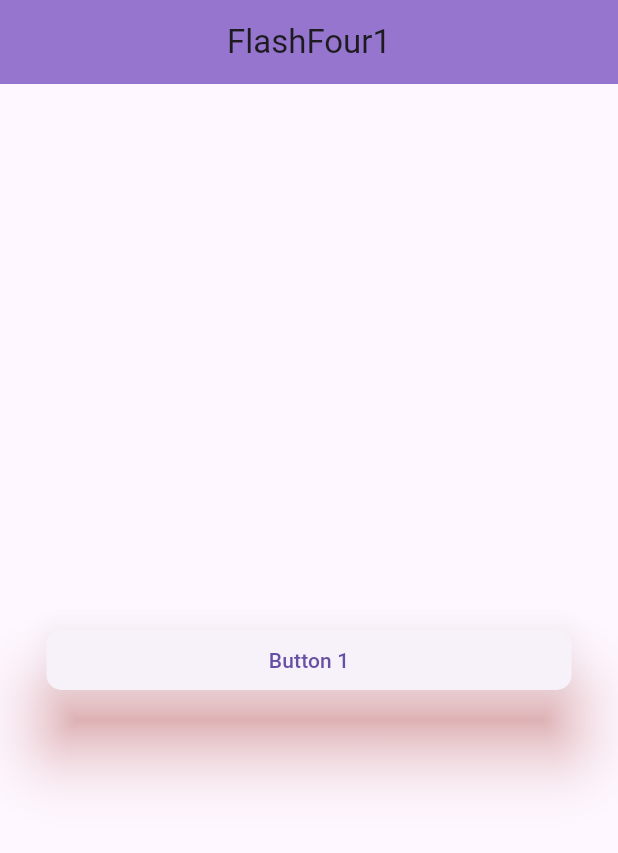
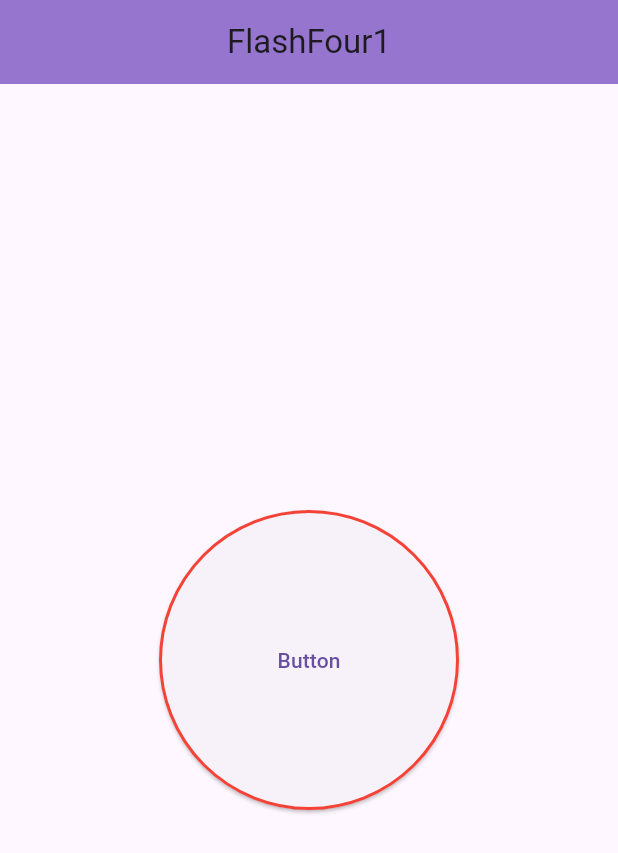
Before and after one commit to VaibhavPagare25/Daily_Flash, a Flutter app: the screen it shows after launch, on a phone screen of 412 x 824 dp. Shown: the top 853 px of the screen. Run offline on Flutter 3.47's test engine with Material 3 defaults, Android fonts, the phone set to English and light mode, and no system bars.

Commit message:
Flash04 Two completed

```diff
--- /dev/null
+++ b/lib/Flash04/flash04_2.dart
@@ -0,0 +1,38 @@
+import 'package:flutter/material.dart';
+
+class FlashFour2 extends StatelessWidget {
+  const FlashFour2({super.key});
+
+  @override
+  Widget build(BuildContext context) {
+    return Scaffold(
+      appBar: AppBar(
+        title: const Text(
+          "FlashFour1",
+        ),
+        backgroundColor: Colors.deepPurple.shade300,
+        centerTitle: true,
+      ),
+      body: Center(
+        child: ElevatedButton(
+          style: ButtonStyle(
+            shape: MaterialStatePropertyAll(
+              RoundedRectangleBorder(
+                borderRadius: BorderRadius.circular(100),
+                side: const BorderSide(
+                  color: Colors.red,
+                  width: 2,
+                ),
+              ),
+            ),
+            fixedSize: const MaterialStatePropertyAll(
+              Size(200, 200),
+            ),
+          ),
+          onPressed: () {},
+          child: const Text("Button"),
+        ),
+      ),
+    );
+  }
+}
--- a/lib/main.dart
+++ b/lib/main.dart
@@ -1,3 +1,4 @@
+import 'package:flash/Flash04/flash04_2.dart';
 import 'package:flutter/material.dart';
 import 'Flash04/flash04_1.dart';
 
@@ -12,7 +13,7 @@ class MainApp extends StatelessWidget {
   Widget build(BuildContext context) {
     return const MaterialApp(
       debugShowCheckedModeBanner: false,
-      home: FlashFour1(),
+      home: FlashFour2(),
     );
   }
 }
```
